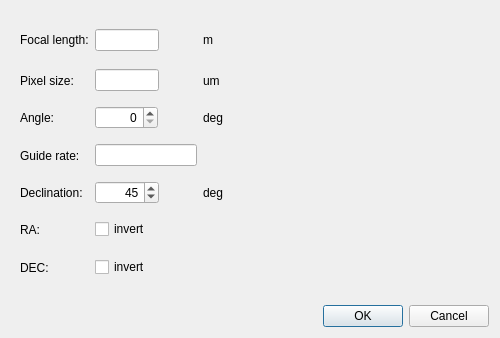
First picture: the form in gui/snowgui/icegui/calibrationcalculatordialog.ui, repository AndreasFMueller/AstroPhotography, before the edit.
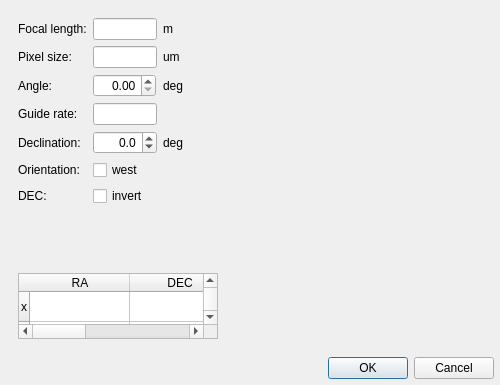
Second picture: the form after the edit. Custom widgets are drawn as their Qt base class.

```diff
--- a/gui/snowgui/icegui/calibrationcalculatordialog.ui
+++ b/gui/snowgui/icegui/calibrationcalculatordialog.ui
@@ -7,57 +7,175 @@
     <x>0</x>
     <y>0</y>
     <width>500</width>
-    <height>338</height>
+    <height>385</height>
    </rect>
   </property>
   <property name="windowTitle">
    <string>Calibration Calculator</string>
   </property>
   <layout class="QGridLayout" name="gridLayout">
+   <property name="leftMargin">
+    <number>6</number>
+   </property>
+   <property name="topMargin">
+    <number>6</number>
+   </property>
+   <property name="rightMargin">
+    <number>6</number>
+   </property>
+   <property name="bottomMargin">
+    <number>6</number>
+   </property>
+   <item row="1" column="0">
+    <widget class="QDialogButtonBox" name="buttonBox">
+     <property name="orientation">
+      <enum>Qt::Horizontal</enum>
+     </property>
+     <property name="standardButtons">
+      <set>QDialogButtonBox::Cancel|QDialogButtonBox::Ok</set>
+     </property>
+    </widget>
+   </item>
    <item row="0" column="0">
     <widget class="QWidget" name="widget" native="true">
      <layout class="QGridLayout" name="gridLayout_2">
-      <item row="3" column="0">
-       <widget class="QLabel" name="guiderateLabel">
+      <property name="leftMargin">
+       <number>6</number>
+      </property>
+      <property name="topMargin">
+       <number>6</number>
+      </property>
+      <property name="rightMargin">
+       <number>6</number>
+      </property>
+      <property name="bottomMargin">
+       <number>6</number>
+      </property>
+      <item row="0" column="3" rowspan="8">
+       <widget class="QWidget" name="parametersWidget" native="true">
+        <property name="minimumSize">
+         <size>
+          <width>0</width>
+          <height>230</height>
+         </size>
+        </property>
+        <property name="maximumSize">
+         <size>
+          <width>212</width>
+          <height>16777215</height>
+         </size>
+        </property>
+        <layout class="QGridLayout" name="gridLayout_3">
+         <property name="leftMargin">
+          <number>6</number>
+         </property>
+         <property name="topMargin">
+          <number>6</number>
+         </property>
+         <property name="rightMargin">
+          <number>6</number>
+         </property>
+         <property name="bottomMargin">
+          <number>6</number>
+         </property>
+         <item row="1" column="0">
+          <widget class="QLabel" name="pixelsizeLabel">
         <property name="text">
-         <string>Guide rate:</string>
+            <string>Pixel size:</string>
         </property>
        </widget>
       </item>
-      <item row="6" column="2" colspan="2">
-       <widget class="QCheckBox" name="decinvertCheckBox">
+         <item row="5" column="0">
+          <widget class="QLabel" name="invertRALabel">
         <property name="text">
-         <string>invert</string>
+            <string>Orientation:</string>
+           </property>
+          </widget>
+         </item>
+         <item row="0" column="2">
+          <widget class="QLabel" name="folcallengthUnit">
+           <property name="text">
+            <string>m</string>
+           </property>
+          </widget>
+         </item>
+         <item row="0" column="0">
+          <widget class="QLabel" name="focallengthLabel">
+           <property name="text">
+            <string>Focal length:</string>
         </property>
        </widget>
       </item>
       <item row="1" column="2">
-       <widget class="QLineEdit" name="pixelsizeField">
-        <property name="maximumSize">
-         <size>
-          <width>64</width>
-          <height>16777215</height>
-         </size>
-        </property>
-        <property name="alignment">
-         <set>Qt::AlignRight|Qt::AlignTrailing|Qt::AlignVCenter</set>
-        </property>
-        <property name="readOnly">
-         <bool>true</bool>
-        </property>
-       </widget>
-      </item>
-      <item row="1" column="3">
        <widget class="QLabel" name="pixelsizeUnit">
         <property name="text">
          <string>um</string>
         </property>
        </widget>
       </item>
-      <item row="0" column="3">
-       <widget class="QLabel" name="folcallengthUnit">
+         <item row="2" column="2">
+          <widget class="QLabel" name="angleUnit">
         <property name="text">
-         <string>m</string>
+            <string>deg</string>
+           </property>
+          </widget>
+         </item>
+         <item row="4" column="2">
+          <widget class="QLabel" name="declinationUnit">
+           <property name="text">
+            <string>deg</string>
+           </property>
+          </widget>
+         </item>
+         <item row="6" column="1">
+          <widget class="QCheckBox" name="decinvertCheckBox">
+           <property name="text">
+            <string>invert</string>
+           </property>
+          </widget>
+         </item>
+         <item row="4" column="1">
+          <widget class="QDoubleSpinBox" name="declinationSpinBox">
+           <property name="maximumSize">
+            <size>
+             <width>64</width>
+             <height>16777215</height>
+            </size>
+           </property>
+           <property name="alignment">
+            <set>Qt::AlignRight|Qt::AlignTrailing|Qt::AlignVCenter</set>
+           </property>
+           <property name="decimals">
+            <number>1</number>
+           </property>
+           <property name="minimum">
+            <double>-90.000000000000000</double>
+           </property>
+           <property name="maximum">
+            <double>90.000000000000000</double>
+           </property>
+          </widget>
+         </item>
+         <item row="3" column="1">
+          <widget class="QLineEdit" name="guiderateField">
+           <property name="maximumSize">
+            <size>
+             <width>64</width>
+             <height>16777215</height>
+            </size>
+           </property>
+           <property name="alignment">
+            <set>Qt::AlignRight|Qt::AlignTrailing|Qt::AlignVCenter</set>
+           </property>
+           <property name="readOnly">
+            <bool>true</bool>
+           </property>
+          </widget>
+         </item>
+         <item row="3" column="0">
+          <widget class="QLabel" name="guiderateLabel">
+           <property name="text">
+            <string>Guide rate:</string>
         </property>
        </widget>
       </item>
@@ -68,6 +186,38 @@
         </property>
        </widget>
       </item>
+         <item row="2" column="1">
+          <widget class="QDoubleSpinBox" name="angleSpinBox">
+           <property name="maximumSize">
+            <size>
+             <width>63</width>
+             <height>16777215</height>
+            </size>
+           </property>
+           <property name="baseSize">
+            <size>
+             <width>64</width>
+             <height>0</height>
+            </size>
+           </property>
+           <property name="alignment">
+            <set>Qt::AlignRight|Qt::AlignTrailing|Qt::AlignVCenter</set>
+           </property>
+          </widget>
+         </item>
+         <item row="7" column="0" colspan="3">
+          <spacer name="verticalSpacer">
+           <property name="orientation">
+            <enum>Qt::Vertical</enum>
+           </property>
+           <property name="sizeHint" stdset="0">
+            <size>
+             <width>20</width>
+             <height>40</height>
+            </size>
+           </property>
+          </spacer>
+         </item>
       <item row="6" column="0">
        <widget class="QLabel" name="invertDECLabel">
         <property name="text">
@@ -75,59 +225,13 @@
         </property>
        </widget>
       </item>
-      <item row="4" column="3">
-       <widget class="QLabel" name="declinationUnit">
-        <property name="text">
-         <string>deg</string>
-        </property>
-       </widget>
-      </item>
-      <item row="2" column="3">
-       <widget class="QLabel" name="angleUnit">
-        <property name="text">
-         <string>deg</string>
-        </property>
-       </widget>
-      </item>
-      <item row="4" column="2">
-       <widget class="QSpinBox" name="declinationSpinBox">
+         <item row="1" column="1">
+          <widget class="QLineEdit" name="pixelsizeField">
         <property name="maximumSize">
          <size>
           <width>64</width>
           <height>16777215</height>
          </size>
-        </property>
-        <property name="alignment">
-         <set>Qt::AlignRight|Qt::AlignTrailing|Qt::AlignVCenter</set>
-        </property>
-        <property name="minimum">
-         <number>-80</number>
-        </property>
-        <property name="maximum">
-         <number>80</number>
-        </property>
-        <property name="value">
-         <number>45</number>
-        </property>
-       </widget>
-      </item>
-      <item row="0" column="0">
-       <widget class="QLabel" name="focallengthLabel">
-        <property name="text">
-         <string>Focal length:</string>
-        </property>
-       </widget>
-      </item>
-      <item row="0" column="2">
-       <widget class="QLineEdit" name="focallengthField">
-        <property name="maximumSize">
-         <size>
-          <width>64</width>
-          <height>16777215</height>
-         </size>
-        </property>
-        <property name="acceptDrops">
-         <bool>false</bool>
         </property>
         <property name="alignment">
          <set>Qt::AlignRight|Qt::AlignTrailing|Qt::AlignVCenter</set>
@@ -137,13 +241,6 @@
         </property>
        </widget>
       </item>
-      <item row="5" column="0">
-       <widget class="QLabel" name="invertRALabel">
-        <property name="text">
-         <string>RA:</string>
-        </property>
-       </widget>
-      </item>
       <item row="2" column="0">
        <widget class="QLabel" name="angleLabel">
         <property name="text">
@@ -151,46 +248,77 @@
         </property>
        </widget>
       </item>
-      <item row="5" column="2" colspan="2">
-       <widget class="QCheckBox" name="rainvertCheckBox">
+         <item row="5" column="1">
+          <widget class="QCheckBox" name="westCheckBox">
         <property name="text">
-         <string>invert</string>
+            <string>west</string>
         </property>
        </widget>
       </item>
-      <item row="2" column="2">
-       <widget class="QSpinBox" name="angleSpinBox">
+         <item row="0" column="1">
+          <widget class="QLineEdit" name="focallengthField">
         <property name="maximumSize">
-         <size>
-          <width>63</width>
-          <height>16777215</height>
-         </size>
-        </property>
-        <property name="baseSize">
          <size>
           <width>64</width>
-          <height>0</height>
-         </size>
-        </property>
+             <height>16777215</height>
+            </size>
+           </property>
+           <property name="acceptDrops">
+            <bool>false</bool>
+           </property>
         <property name="alignment">
          <set>Qt::AlignRight|Qt::AlignTrailing|Qt::AlignVCenter</set>
         </property>
-        <property name="maximum">
-         <number>360</number>
-        </property>
-        <property name="singleStep">
-         <number>10</number>
-        </property>
-       </widget>
-      </item>
-      <item row="1" column="0">
-       <widget class="QLabel" name="pixelsizeLabel">
+           <property name="readOnly">
+            <bool>true</bool>
+           </property>
+          </widget>
+         </item>
+         <item row="8" column="0" colspan="3">
+          <widget class="QTableWidget" name="coefficienttableWidget">
+           <property name="minimumSize">
+            <size>
+             <width>200</width>
+             <height>30</height>
+            </size>
+           </property>
+           <property name="maximumSize">
+            <size>
+             <width>200</width>
+             <height>66</height>
+            </size>
+           </property>
+           <row>
         <property name="text">
-         <string>Pixel size:</string>
-        </property>
-       </widget>
-      </item>
-      <item row="0" column="4" rowspan="7">
+             <string>x</string>
+            </property>
+           </row>
+           <row>
+            <property name="text">
+             <string>y</string>
+            </property>
+           </row>
+           <column>
+            <property name="text">
+             <string>RA</string>
+            </property>
+           </column>
+           <column>
+            <property name="text">
+             <string>DEC</string>
+            </property>
+           </column>
+           <column>
+            <property name="text">
+             <string>t</string>
+            </property>
+           </column>
+          </widget>
+         </item>
+        </layout>
+       </widget>
+      </item>
+      <item row="0" column="4" rowspan="8">
        <widget class="snowgui::CalibrationDisplayWidget" name="calibrationDisplayWidget" native="true">
         <property name="minimumSize">
          <size>
@@ -206,29 +334,9 @@
         </property>
        </widget>
       </item>
-      <item row="3" column="2">
-       <widget class="QLineEdit" name="guiderateField">
-        <property name="alignment">
-         <set>Qt::AlignRight|Qt::AlignTrailing|Qt::AlignVCenter</set>
-        </property>
-        <property name="readOnly">
-         <bool>true</bool>
-        </property>
-       </widget>
-      </item>
      </layout>
     </widget>
    </item>
-   <item row="1" column="0">
-    <widget class="QDialogButtonBox" name="buttonBox">
-     <property name="orientation">
-      <enum>Qt::Horizontal</enum>
-     </property>
-     <property name="standardButtons">
-      <set>QDialogButtonBox::Cancel|QDialogButtonBox::Ok</set>
-     </property>
-    </widget>
-   </item>
   </layout>
  </widget>
  <customwidgets>
```
Lines whose indentation alone changed are shown as unchanged.
